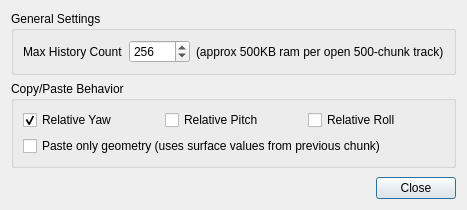
Old version of the form TrackEditor/PreferencesDialog.ui in the repository Zizin13/Roller.
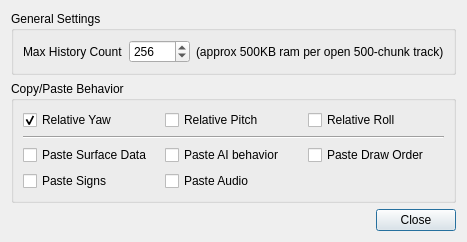
New version of the form.

Commit message: updating paste preferences to have more options

The edit to the form file:
```diff
--- a/TrackEditor/PreferencesDialog.ui
+++ b/TrackEditor/PreferencesDialog.ui
@@ -91,9 +91,44 @@
        </widget>
       </item>
       <item row="1" column="0" colspan="3">
-       <widget class="QCheckBox" name="ckNoSurface">
+       <widget class="Line" name="line">
+        <property name="orientation">
+         <enum>Qt::Horizontal</enum>
+        </property>
+       </widget>
+      </item>
+      <item row="2" column="0">
+       <widget class="QCheckBox" name="ckPasteSurfaceData">
         <property name="text">
-         <string>Paste only geometry (uses surface values from previous chunk)</string>
+         <string>Paste Surface Data</string>
+        </property>
+       </widget>
+      </item>
+      <item row="2" column="1">
+       <widget class="QCheckBox" name="ckPasteAIBehavior">
+        <property name="text">
+         <string>Paste AI behavior</string>
+        </property>
+       </widget>
+      </item>
+      <item row="2" column="2">
+       <widget class="QCheckBox" name="ckPasteDrawOrder">
+        <property name="text">
+         <string>Paste Draw Order</string>
+        </property>
+       </widget>
+      </item>
+      <item row="3" column="0">
+       <widget class="QCheckBox" name="ckPasteSigns">
+        <property name="text">
+         <string>Paste Signs</string>
+        </property>
+       </widget>
+      </item>
+      <item row="3" column="1">
+       <widget class="QCheckBox" name="ckPasteAudio">
+        <property name="text">
+         <string>Paste Audio</string>
         </property>
        </widget>
       </item>
```
Left out of the diff: 14 changed lines with no effect on the pictures. The commit also changes 4 other files.
